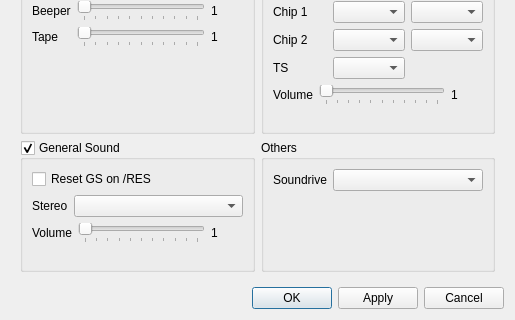
The window that ui/setupwin.ui (samstyle/Xpeccy) describes before a commit, drawn with Qt 5; both pictures show x 0 to 515 and y 153 to 473 of the 515 by 473 pixel window.
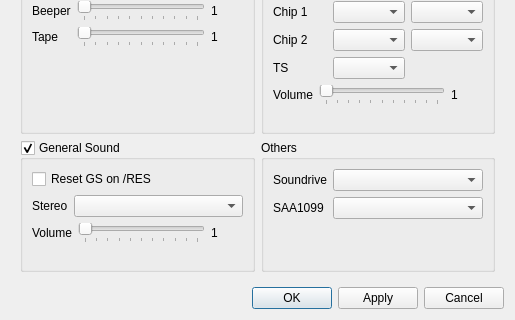
The same window after the commit. The open tabs and pages were chosen to show the change. Icons and pictures are not drawn.

```diff
--- a/ui/setupwin.ui
+++ b/ui/setupwin.ui
@@ -1068,7 +1068,7 @@
               <item row="0" column="1">
                <widget class="QComboBox" name="sdrvBox"/>
               </item>
-              <item row="1" column="0">
+              <item row="2" column="0">
                <spacer name="verticalSpacer_17">
                 <property name="orientation">
                  <enum>Qt::Vertical</enum>
@@ -1081,6 +1081,16 @@
                 </property>
                </spacer>
               </item>
+              <item row="1" column="1">
+               <widget class="QComboBox" name="cbSaa"/>
+              </item>
+              <item row="1" column="0">
+               <widget class="QLabel" name="label_12">
+                <property name="text">
+                 <string>SAA1099</string>
+                </property>
+               </widget>
+              </item>
              </layout>
             </widget>
            </item>
```
